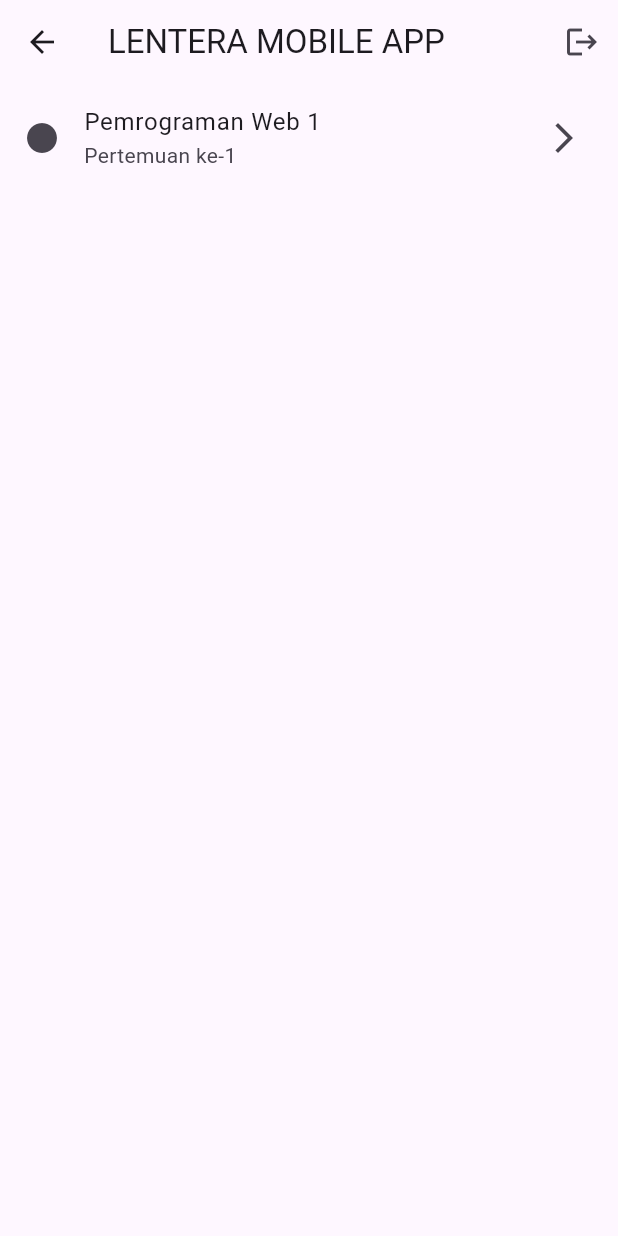
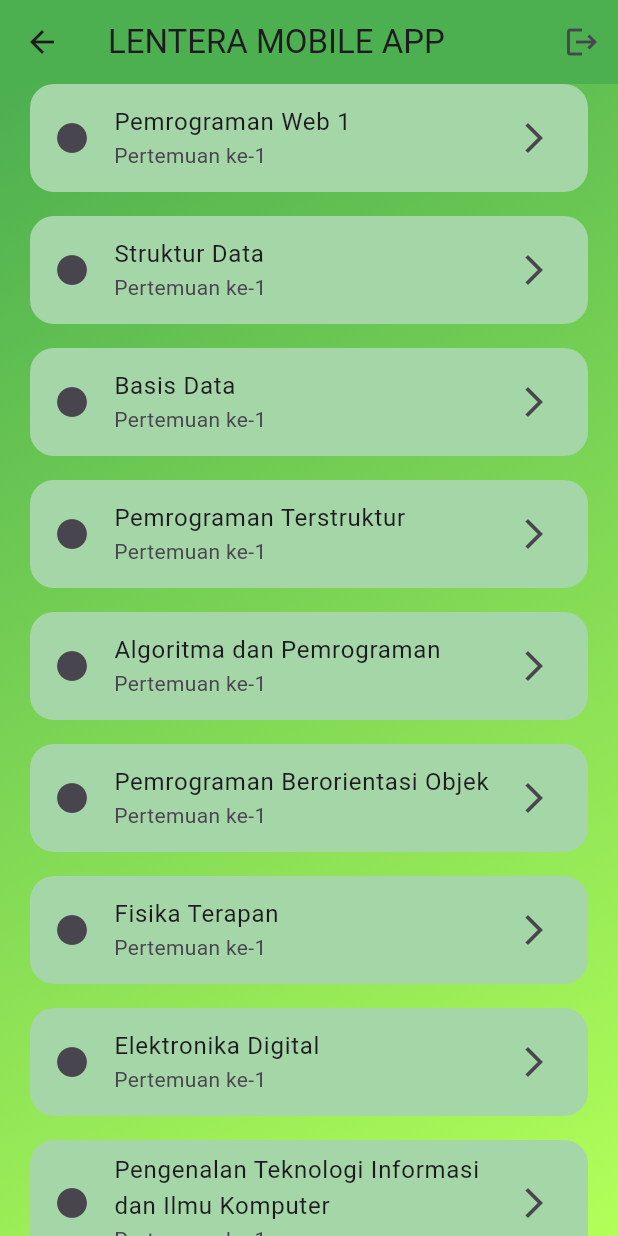
Before and after one commit to Nakim526/LenteraMobileApk, a Flutter app: the HomePage screen opened by its route, on a phone screen of 412 x 824 dp. Run offline on Flutter 3.47's test engine with Material 3 defaults, Android fonts, the phone set to English and light mode, and no system bars; our stand-ins replace camera, firebase_auth, firebase_core, geolocator, google_sign_in, shared_preferences; accounts and stored records are empty.

Commit message:
home modified

```diff
--- a/lib/pages/home.dart
+++ b/lib/pages/home.dart
@@ -1,24 +1,34 @@
 import 'package:flutter/material.dart';
-import 'package:firebase_auth/firebase_auth.dart';
 import 'package:shared_preferences/shared_preferences.dart';
 
 class HomePage extends StatelessWidget {
   Future<void> _logout(BuildContext context) async {
     // Hapus status login dari SharedPreferences
     SharedPreferences prefs = await SharedPreferences.getInstance();
-    await prefs.remove('isLoggedIn');
-
-    // Logout dari Firebase
-    await FirebaseAuth.instance.signOut();
+    await prefs.clear();
 
     // Navigasi kembali ke halaman login
-    Navigator.pushReplacementNamed(context, '/');
+    Navigator.pushReplacementNamed(context, '/sign-in');
   }
 
   @override
   Widget build(BuildContext context) {
+    List<String> matkul = [
+      'Pemrograman Web 1',
+      'Struktur Data',
+      'Basis Data',
+      'Pemrograman Terstruktur',
+      'Algoritma dan Pemrograman',
+      'Pemrograman Berorientasi Objek',
+      'Fisika Terapan',
+      'Elektronika Digital',
+      'Pengenalan Teknologi Informasi dan Ilmu Komputer',
+      'Sistem Tertanam',
+      'Sistem Operasi Komputer',
+    ];
     return Scaffold(
       appBar: AppBar(
+        backgroundColor: Colors.green,
         title: Text('LENTERA MOBILE APP'),
         actions: [
           IconButton(
@@ -28,18 +38,37 @@ class HomePage extends StatelessWidget {
         ],
       ),
       body: Container(
-        child: ListView(
-          children: [
-            ListTile(
-              title: const Text('Pemrograman Web 1'),
-              subtitle: const Text('Pertemuan ke-1'),
-              leading: const Icon(Icons.lens),
-              trailing: const Icon(Icons.arrow_forward_ios),
-              onTap: () {
-                Navigator.pushNamed(context, '/record');
-              },
-            ),
-          ],
+        padding: const EdgeInsets.symmetric(horizontal: 20.0),
+        decoration: BoxDecoration(
+          gradient: LinearGradient(
+            colors: [
+              Colors.green,
+              Colors.lightGreenAccent,
+            ],
+            begin: Alignment.topLeft,
+            end: Alignment.bottomRight,
+          ),
+        ),
+        child: ListView.separated(
+          itemCount: matkul.length,
+          separatorBuilder: (context, index) => const SizedBox(height: 16.0),
+          itemBuilder: (context, index) {
+            return Container(
+              decoration: BoxDecoration(
+                color: Colors.green.shade200,
+                borderRadius: BorderRadius.circular(16.0),
+              ),
+              child: ListTile(
+                title: Text(matkul[index]),
+                subtitle: Text('Pertemuan ke-1'),
+                leading: Icon(Icons.lens),
+                trailing: Icon(Icons.arrow_forward_ios),
+                onTap: () {
+                  Navigator.pushNamed(context, '/record');
+                },
+              ),
+            );
+          },
         ),
       ),
     );
```
Also changed, not shown: lib/main.dart (+13 -8 lines), lib/pages/sign_in.dart (+73 -27 lines), lib/pages/sign_up.dart (+20 -9 lines), lib/src/firebase_options.dart (renamed from lib/firebase_options.dart), 1 other file.
